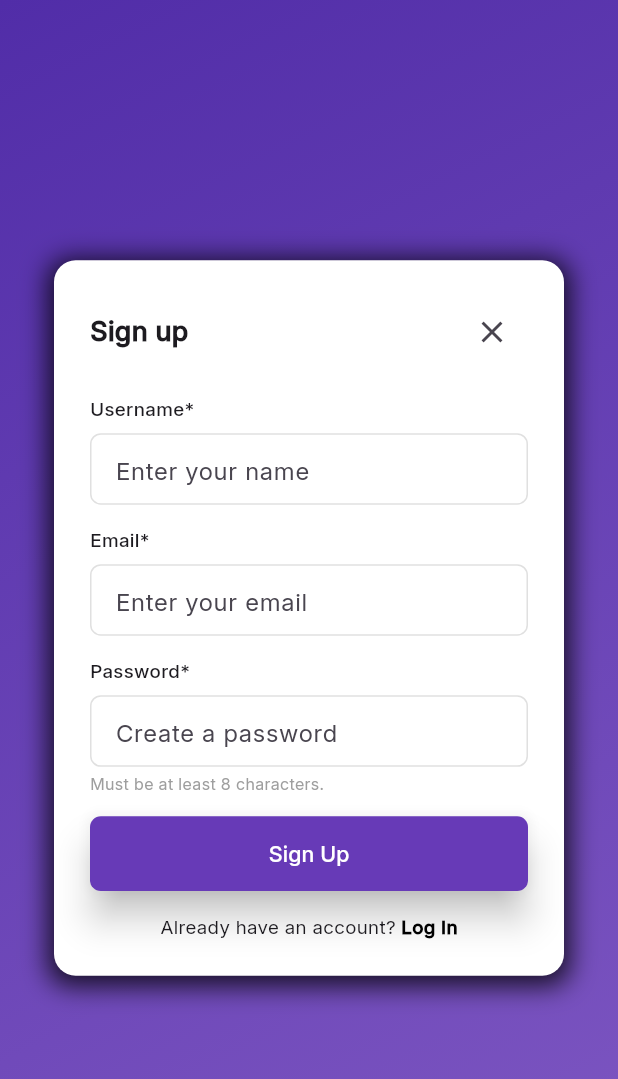
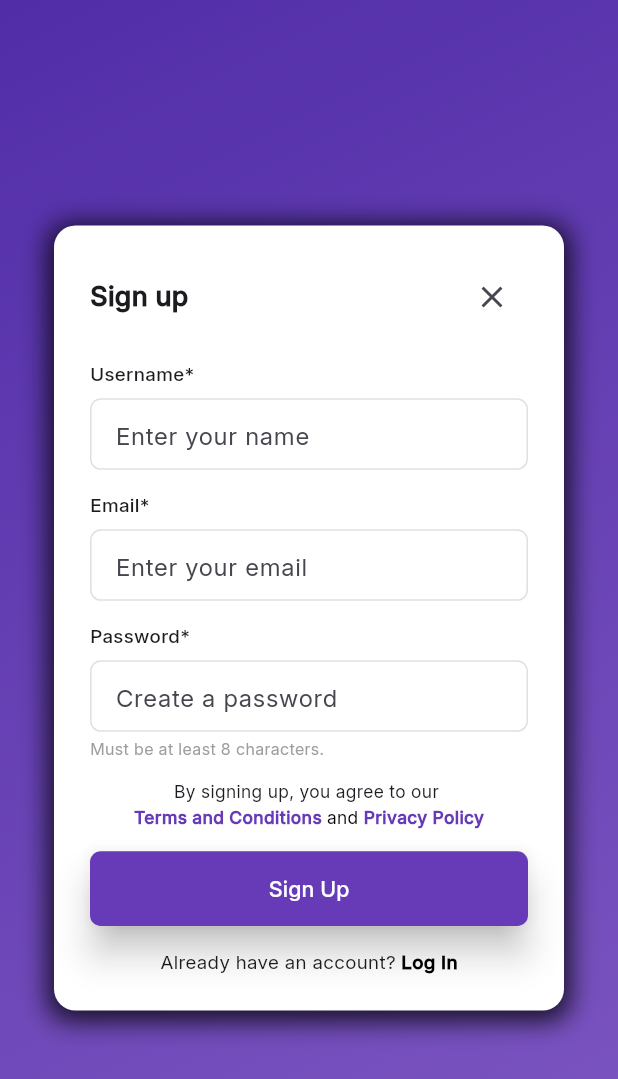
Before and after one commit to luisobumani/Thesis-Project_Omnitrics-Application, a Flutter app: the SignUpScreen screen opened directly, on a phone screen of 412 x 824 dp. Shown: the top 1079 px of the screen. Run offline on Flutter 3.47's test engine with Material 3 defaults, Android fonts, the light colour scheme and no system bars; our stand-ins replace animated_splash_screen, camera, cloud_firestore, firebase_auth, firebase_core, flutter_screenutil and 7 more; missing offline and left inert: flutter_circle_chart, gallery_saver_plus; accounts and stored records are empty.

Commit message:
Added terms and policy to sign up

```diff
--- a/omnitrics_thesis/lib/auth/sign-in/sign_up.dart
+++ b/omnitrics_thesis/lib/auth/sign-in/sign_up.dart
@@ -2,7 +2,9 @@
 import 'package:omnitrics_thesis/auth/emailVerification/email_verification_page.dart';
 import 'package:flutter_screenutil/flutter_screenutil.dart';
 import 'package:omnitrics_thesis/auth/services/authentication.dart';
+import 'package:omnitrics_thesis/auth/sign-in/Widget/privacyPopUp.dart';
 import 'package:omnitrics_thesis/auth/sign-in/Widget/snack_bar.dart';
+import 'package:omnitrics_thesis/auth/sign-in/Widget/termsPopUp.dart';
 import 'package:omnitrics_thesis/auth/sign-in/login.dart'; // Retain login for existing users
 
 class SignUpScreen extends StatefulWidget {
@@ -221,6 +223,57 @@
                   color: Colors.grey,
                 ),
               ),
+              SizedBox(height: 14.h),
+              Center(child:
+              Wrap (
+                alignment: WrapAlignment.center,
+                children: [
+                  Text(
+                    'By signing up, you agree to our ',
+                    style: TextStyle(fontSize: 13.sp),
+                  ),
+                  GestureDetector(
+                    onTap: () {
+                      showDialog(
+                        context: context,
+                      builder: (BuildContextcontext) {
+                      return termsPop();
+                      }
+                      );
+                    },
+                    child: Text(
+                      'Terms and Conditions ',
+                      style: TextStyle(
+                        fontSize: 13.sp,
+                        fontWeight: FontWeight.bold,
+                        color: Colors.deepPurple),
+                    ),
+                  ),
+                  Text(
+                    'and ',
+                    style: TextStyle(
+                      fontSize: 13.sp,
+                      color: Colors.black,
+                    ),
+                  ),
+                  GestureDetector(
+                    onTap: () {
+                      showDialog(
+                        context: context,
+                        builder: (BuildContext context) {
+                          return privacypolicyPop();
+                        });
+                    },
+                    child: Text(
+                      'Privacy Policy',
+                      style: TextStyle(
+                        fontSize: 13.sp,
+                        fontWeight: FontWeight.bold,
+                        color: Colors.deepPurple),
+                    ),
+                  ),
+                ],
+              ),),
               SizedBox(height: 16.h),
               SizedBox(
                 width: double.infinity,
```
